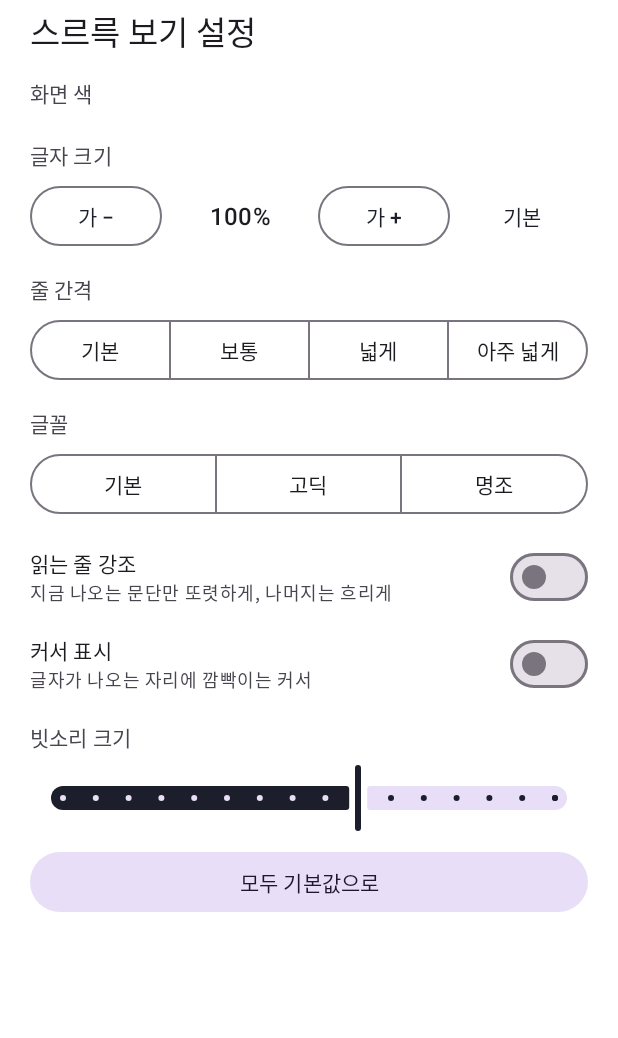
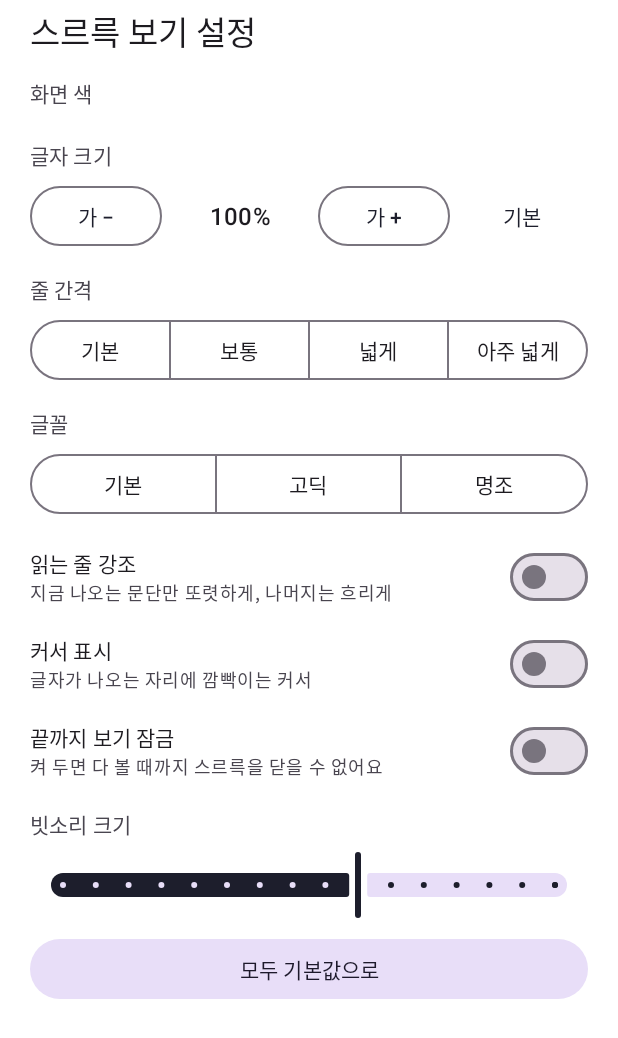
Before and after one commit to Joyong133/Ghj, an Android app: the layout srr_view_sheet.xml on its own in the app's theme, with its tools: preview values and no code run, on a phone screen of 412 x 824 dp. Shown: the top 1038 px of the screen. Run offline under Robolectric (Android 15) with nearby library versions, the phone set to English and light mode, and no system bars; network calls fail.

Commit message:
스르륵: lock until the whole answer has been read
With '끝까지 보기 잠금' on (default), once 스르륵 starts it cannot be closed
until the answer has been fully revealed: the close button turns into a
lock and, like back, Esc, Ctrl+J and 'pick another answer', only shows
how long is left. Pause and speed still work. The answer's key is
saved, so if the page reloads or the app is restarted, opening that
conversation brings 스르륵 back automatically from where it stopped.
Reaching the end unlocks it. The setting is in view settings and cannot
be changed while a locked answer is still being read.

Co-Authored-By: Claude Opus 5.5 <noreply@anthropic.com>
Claude-Session: https://claude.ai/code/session_01KCsUxxjxt9ZpLjDcNeEENP

```diff
--- /dev/null
+++ b/arena-android/app/src/main/res/drawable/ic_lock.xml
@@ -0,0 +1 @@
+<vector xmlns:android="http://schemas.android.com/apk/res/android" android:width="24dp" android:height="24dp" android:viewportWidth="24" android:viewportHeight="24"><path android:fillColor="#FFFFFFFF" android:pathData="M18,8h-1V6c0,-2.76 -2.24,-5 -5,-5S7,3.24 7,6v2H6c-1.1,0 -2,0.9 -2,2v10c0,1.1 0.9,2 2,2h12c1.1,0 2,-0.9 2,-2V10C20,8.9 19.1,8 18,8zM12,17c-1.1,0 -2,-0.9 -2,-2s0.9,-2 2,-2 2,0.9 2,2S13.1,17 12,17zM15.1,8H8.9V6c0,-1.71 1.39,-3.1 3.1,-3.1s3.1,1.39 3.1,3.1V8z" /></vector>
--- a/arena-android/app/src/main/res/layout/srr_view_sheet.xml
+++ b/arena-android/app/src/main/res/layout/srr_view_sheet.xml
@@ -205,6 +205,40 @@
                 android:layout_height="wrap_content" />
         </LinearLayout>
 
+        <LinearLayout
+            android:layout_width="match_parent"
+            android:layout_height="wrap_content"
+            android:layout_marginTop="10dp"
+            android:gravity="center_vertical"
+            android:orientation="horizontal">
+
+            <LinearLayout
+                android:layout_width="0dp"
+                android:layout_height="wrap_content"
+                android:layout_weight="1"
+                android:orientation="vertical">
+
+                <TextView
+                    android:layout_width="wrap_content"
+                    android:layout_height="wrap_content"
+                    android:text="끝까지 보기 잠금"
+                    android:textAppearance="?attr/textAppearanceTitleSmall" />
+
+                <TextView
+                    android:id="@+id/lockHint"
+                    android:layout_width="wrap_content"
+                    android:layout_height="wrap_content"
+                    android:text="켜 두면 다 볼 때까지 스르륵을 닫을 수 없어요"
+                    android:textAppearance="?attr/textAppearanceBodySmall"
+                    android:textColor="?android:attr/textColorSecondary" />
+            </LinearLayout>
+
+            <com.google.android.material.materialswitch.MaterialSwitch
+                android:id="@+id/lockSwitch"
+                android:layout_width="wrap_content"
+                android:layout_height="wrap_content" />
+        </LinearLayout>
+
         <TextView
             android:id="@+id/volumeLabel"
             style="@style/SrrLabel"
```
Also changed, not shown: arena-android/app/src/main/java/com/ghj/arena/MainActivity.kt (+109 -16 lines), arena-android/app/src/main/java/com/ghj/arena/SrrViewSheet.kt (+14 -1 lines), 4 other files.
